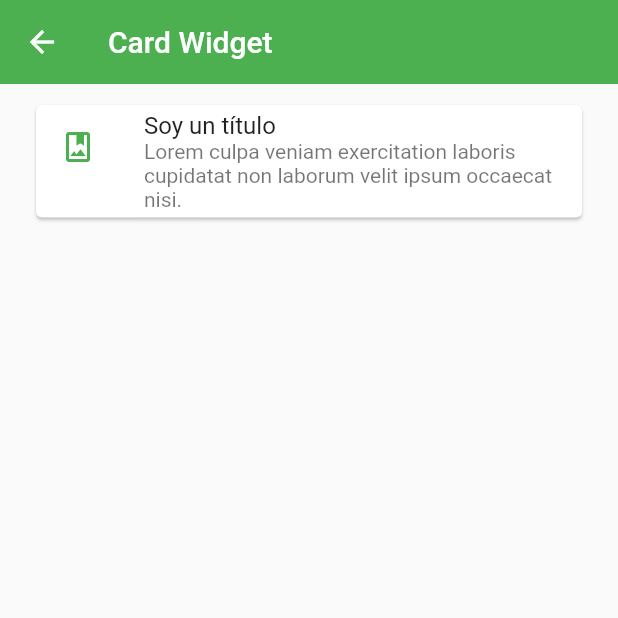
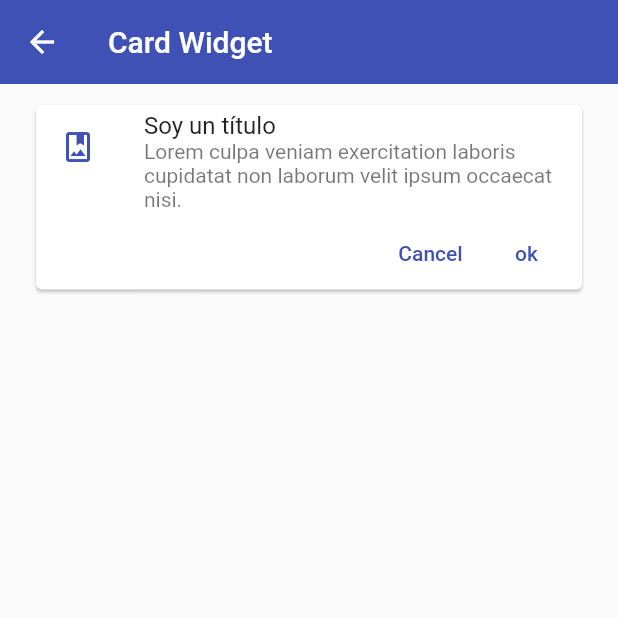
Before and after one commit to emersongonzal86/fl_components, a Flutter app: the CardScreen screen opened by its route, on a phone screen of 412 x 824 dp, the top half of it. Run offline on Flutter 3.47's test engine with Material 2 defaults, Android fonts, the phone set to English and light mode, and no system bars.

Commit message:
centralize custom widgets

```diff
--- a/lib/screens/card_screen.dart
+++ b/lib/screens/card_screen.dart
@@ -1,6 +1,5 @@
 import 'package:flutter/material.dart';
-
-import '../theme/app_theme.dart';
+import 'package:fl_components/widgets/widgets.dart';
 
 class CardScreen extends StatelessWidget {
   const CardScreen({Key? key}) : super(key: key);
@@ -13,18 +12,7 @@ class CardScreen extends StatelessWidget {
         ),
         body: ListView(
           padding: const EdgeInsets.symmetric(horizontal: 20, vertical: 10),
-          children: [
-            Card(
-              child: Column(children: const [
-                ListTile(
-                  leading:
-                      Icon(Icons.photo_album_outlined, color: AppTheme.primary),
-                  title: Text('Soy un título'),
-                  subtitle: Text('Lorem culpa veniam exercitation laboris cupidatat non laborum velit ipsum occaecat nisi.'),
-                )
-              ]),
-            )
-          ],
+          children: const [CustomCardType1()],
         ));
   }
 }
--- a/lib/theme/app_theme.dart
+++ b/lib/theme/app_theme.dart
@@ -1,14 +1,21 @@
 import 'package:flutter/material.dart';
 
 class AppTheme {
-  static const Color primary = Colors.green;
+  static const Color primary = Colors.indigo;
 
   static final ThemeData lightTheme = ThemeData.light().copyWith(
-      //color primario
-      primaryColor: Colors.indigo,
+    //color primario
+    primaryColor: Colors.indigo,
 
-      //AppBar Theme
-      appBarTheme: const AppBarTheme(color: primary, elevation: 0));
+    //AppBar Theme
+    appBarTheme: const AppBarTheme(color: primary, elevation: 0),
+
+    //TextButton Theme
+    textButtonTheme:
+        TextButtonThemeData(style: TextButton.styleFrom(primary: primary)),
+  );
+
+  //Tema oscuro
 
   static final ThemeData darkTheme = ThemeData.dark().copyWith(
       //color primario
--- /dev/null
+++ b/lib/widgets/custom_card_type_1.dart
@@ -0,0 +1,53 @@
+import 'package:flutter/material.dart';
+import 'package:fl_components/theme/app_theme.dart';
+
+void main() => runApp(const MyApp());
+
+class MyApp extends StatelessWidget {
+  const MyApp({super.key});
+
+  @override
+  Widget build(BuildContext context) {
+    return MaterialApp(
+      title: 'Material App',
+      home: Scaffold(
+        appBar: AppBar(
+          title: const Text('Material App Bar'),
+        ),
+        body: const Center(
+          child: Text('Hello World'),
+        ),
+      ),
+    );
+  }
+}
+
+class CustomCardType1 extends StatelessWidget {
+  const CustomCardType1({
+    super.key,
+  });
+
+  @override
+  Widget build(BuildContext context) {
+    return Card(
+      child: Column(children: [
+        const ListTile(
+          leading: Icon(Icons.photo_album_outlined, color: AppTheme.primary),
+          title: Text('Soy un título'),
+          subtitle: Text(
+              'Lorem culpa veniam exercitation laboris cupidatat non laborum velit ipsum occaecat nisi.'),
+        ),
+        Padding(
+          padding: const EdgeInsets.only(right: 5),
+          child: Row(
+            mainAxisAlignment: MainAxisAlignment.end,
+            children: [
+              TextButton(onPressed: () {}, child: const Text('Cancel')),
+              TextButton(onPressed: () {}, child: const Text('ok')),
+            ],
+          ),
+        )
+      ]),
+    );
+  }
+}
--- /dev/null
+++ b/lib/widgets/widgets.dart
@@ -0,0 +1 @@
+export 'package:fl_components/widgets/custom_card_type_1.dart';
```
